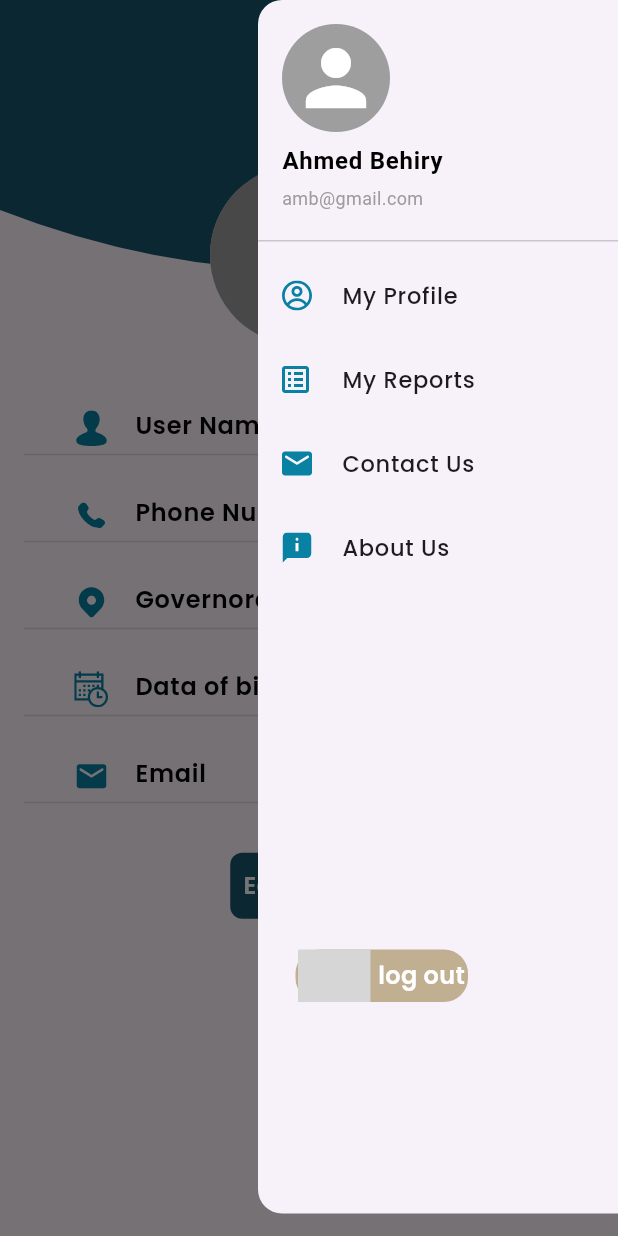
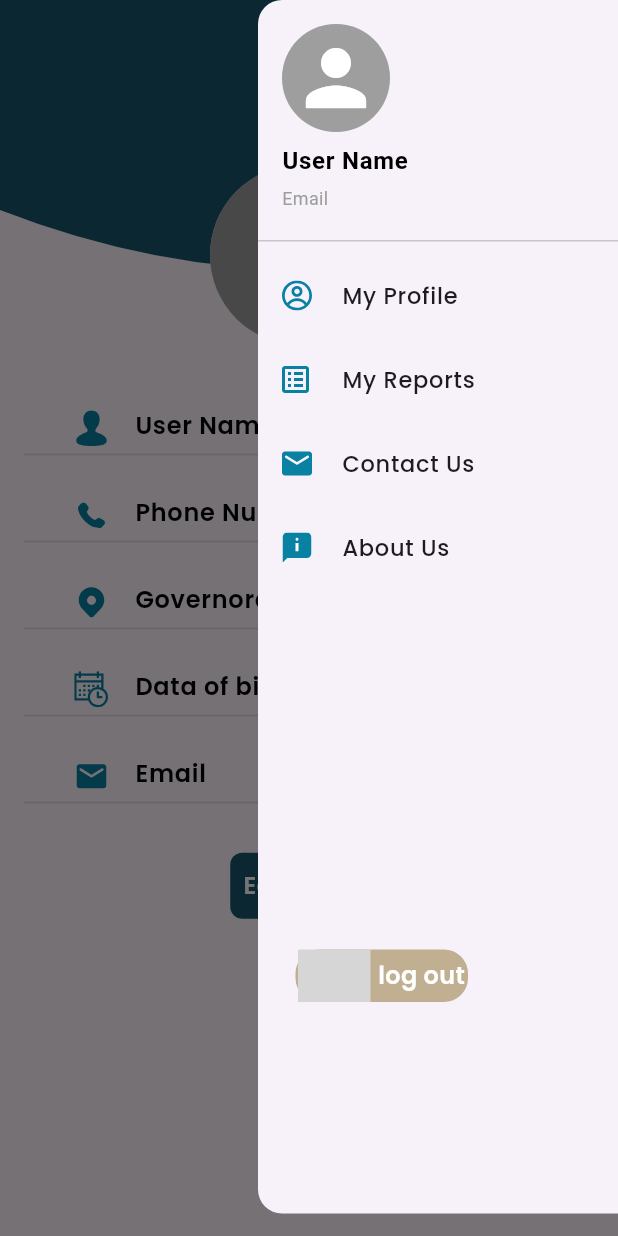
Before and after one commit to a7medbehiry/safe_return, a Flutter app: the ProfileViewBody screen opened directly, in the side drawer, after a tap on "Edit Profile", on a phone screen of 412 x 824 dp. Run offline on Flutter 3.47's test engine with Material 3 defaults, Android fonts, the phone set to English and light mode, and no system bars; drawn by our look-alikes of modal_progress_hud_nsn; our stand-ins replace animated_notch_bottom_bar, bloc, dio, email_validator, flutter_bloc, flutter_custom_clippers and 7 more; accounts and stored records are empty; network calls fail; grey boxes are pictures that could not be loaded.

Commit message:
get user data and update user and user log out services

```diff
--- /dev/null
+++ b/lib/Features/profileView/data/models/get_user_model/get_user_model.dart
@@ -0,0 +1,24 @@
+import 'user.dart';
+
+class GetUserModel {
+  String? message;
+  User? user;
+
+  GetUserModel({this.message, this.user});
+
+  factory GetUserModel.fromJson(Map<String, dynamic> json) {
+    return GetUserModel(
+      message: json['message'] as String?,
+      user: json['User'] == null
+          ? null
+          : User.fromJson(json['User'] as Map<String, dynamic>),
+    );
+  }
+
+  Map<String, dynamic> toJson() {
+    return {
+      'message': message,
+      'User': user?.toJson(),
+    };
+  }
+}
--- /dev/null
+++ b/lib/Features/profileView/data/models/get_user_model/user.dart
@@ -0,0 +1,92 @@
+class User {
+	String? id;
+	String? fname;
+	String? lname;
+	String? email;
+	String? password;
+	String? role;
+	DateTime? dob;
+	String? gender;
+	bool? verified;
+	String? provider;
+	DateTime? createdAt;
+	DateTime? updatedAt;
+	String? userName;
+	int? v;
+	DateTime? loggedOutAt;
+	String? phoneNumber;
+	String? governorate;
+
+	User({
+		this.id,
+		this.fname,
+		this.lname,
+		this.email,
+		this.password,
+		this.role,
+		this.dob,
+		this.gender,
+		this.verified,
+		this.provider,
+		this.createdAt,
+		this.updatedAt,
+		this.userName,
+		this.v,
+		this.loggedOutAt,
+		this.phoneNumber,
+		this.governorate,
+	});
+
+	factory User.fromJson(Map<String, dynamic> json) {
+		return User(
+			id: json['_id'] as String?,
+			fname: json['Fname'] as String?,
+			lname: json['Lname'] as String?,
+			email: json['email'] as String?,
+			password: json['password'] as String?,
+			role: json['role'] as String?,
+			dob: json['DOB'] == null
+						? null
+						: DateTime.parse(json['DOB'] as String),
+			gender: json['gender'] as String?,
+			verified: json['verified'] as bool?,
+			provider: json['provider'] as String?,
+			createdAt: json['createdAt'] == null
+						? null
+						: DateTime.parse(json['createdAt'] as String),
+			updatedAt: json['updatedAt'] == null
+						? null
+						: DateTime.parse(json['updatedAt'] as String),
+			userName: json['userName'] as String?,
+			v: json['__v'] as int?,
+			loggedOutAt: json['loggedOutAt'] == null
+						? null
+						: DateTime.parse(json['loggedOutAt'] as String),
+			phoneNumber: json['phoneNumber'] as String?,
+			governorate: json['governorate'] as String?,
+		);
+	}
+
+
+
+	Map<String, dynamic> toJson() {
+		return {
+			'_id': id,
+			'Fname': fname,
+			'Lname': lname,
+			'email': email,
+			'password': password,
+			'role': role,
+			'DOB': dob?.toIso8601String(),
+			'gender': gender,
+			'verified': verified,
+			'provider': provider,
+			'createdAt': createdAt?.toIso8601String(),
+			'updatedAt': updatedAt?.toIso8601String(),
+			'userName': userName,
+			'__v': v,
+			'loggedOutAt': loggedOutAt?.toIso8601String(),
+			'phoneNumber': phoneNumber,
+			'governorate': governorate,		};
+	}
+}
--- a/lib/Features/profileView/data/repositories/user_repo.dart
+++ /dev/null
@@ -1,3 +0,0 @@
-// abstract class UserRepo {
-//   Future getUserData();
-// }
--- a/lib/Features/profileView/presentation/manager/user_cubit/user_cubit.dart
+++ b/lib/Features/profileView/presentation/manager/user_cubit/user_cubit.dart
@@ -1,18 +1,55 @@
+import 'dart:developer';
+
 import 'package:bloc/bloc.dart';
 import 'package:dio/dio.dart';
 import 'package:meta/meta.dart';
+import 'package:safe_return/Features/profileView/data/models/get_user_model/get_user_model.dart';
 import 'package:safe_return/core/utils/api_services.dart';
+
+import '../../../data/models/get_user_model/user.dart';
 
 part 'user_state.dart';
 
 class UserCubit extends Cubit<UserState> {
   UserCubit() : super(UserInitial());
 
+  getUser(GetUserModel userModel) async {
+  emit(GetUserLoading());
+
+  try {
+    GetUserModel userModelData = await GetUserService(Dio()).getUser();
+    if (userModelData.user != null) {
+      log('getUser success: ${userModelData.user}');
+      emit(GetUserSuccess(user: userModelData.user!));
+    } else {
+      log('getUser error: User data is null');
+      emit(
+        GetUserFailure(
+          errorMessages: const [
+            {'message': 'Failed to get user data'},
+          ],
+        ),
+      );
+    }
+  } catch (e) {
+    log('getUser error: $e');
+    emit(
+      GetUserFailure(
+        errorMessages: const [
+          {'message': 'Failed to get user data'},
+        ],
+      ),
+    );
+  }
+}
+
+
+
+
   updateUser({
+    required String userName,
     required String phoneNumber,
     required String governorate,
-    required String userName,
-    required String mail,
     required DateTime dob,
   }) async {
     emit(UpdateUserLoading());
@@ -22,7 +59,6 @@ class UserCubit extends Cubit<UserState> {
         userName: userName,
         phoneNumber: phoneNumber,
         governorate: governorate,
-        mail: mail,
         dob: dob,
       );
       emit(UpdateUserSuccess());
--- a/lib/Features/profileView/presentation/manager/user_cubit/user_state.dart
+++ b/lib/Features/profileView/presentation/manager/user_cubit/user_state.dart
@@ -9,7 +9,11 @@ final class GetUserInitial extends UserState {}
 
 final class GetUserLoading extends UserState {}
 
-final class GetUserSuccess extends UserState {}
+final class GetUserSuccess extends UserState {
+  final User? user;
+
+  GetUserSuccess({this.user});
+}
 
 final class GetUserFailure extends UserState {
   final List<Map<String, dynamic>> errorMessages;
@@ -27,21 +31,6 @@ final class UpdateUserFailure extends UserState {
   UpdateUserFailure({required this.errorMessages});
 }
 
-final class SaveUpdatedUserInitial extends UserState {}
-
-final class SaveUpdatedUserLoading extends UserState {}
-
-final class SaveUpdatedUserSuccess extends UserState {}
-
-final class SaveUpdatedUserFailure extends UserState {
-  final String errorMessages;
-  SaveUpdatedUserFailure({required this.errorMessages});
-}
-
-final class ReadUpdatedUserInitial extends UserState {}
-
-final class ReadUpdatedUserSuccess extends UserState {}
-
 final class UserLogOutInitial extends UserState {}
 
 final class UserLogOutLoading extends UserState {}
--- a/lib/Features/profileView/presentation/views/widgets/custom_profile_date.dart
+++ b/lib/Features/profileView/presentation/views/widgets/custom_profile_date.dart
@@ -5,16 +5,18 @@ import 'package:flutter_svg/svg.dart';
 import 'package:intl/intl.dart';
 import 'package:safe_return/constants.dart';
 
+import '../../../data/models/get_user_model/get_user_model.dart';
 import 'custom_profile_text_form_field.dart';
 
 class CustomProfileDate extends StatefulWidget {
   final bool enabled;
   final void Function(DateTime)? onChanged;
-
+  final TextEditingController? controller;
   const CustomProfileDate({
     Key? key,
     this.enabled = false,
     this.onChanged,
+    this.controller,
   }) : super(key: key);
 
   @override
@@ -22,12 +24,11 @@ class CustomProfileDate extends StatefulWidget {
 }
 
 class _CustomProfileDateState extends State<CustomProfileDate> {
-  TextEditingController dateInput = TextEditingController();
+  GetUserModel? userModel;
   DateTime? dob;
 
   @override
   void initState() {
-    dateInput.text = "";
     super.initState();
   }
 
@@ -44,17 +45,7 @@ class _CustomProfileDateState extends State<CustomProfileDate> {
           log('Invalid data type for date');
         }
       },
-      // onSaved: (data) {
-      //   if (data is DateTime) {
-      //     dob = data as DateTime;
-      //     if (widget.onChanged != null) {
-      //       widget.onChanged!(dob!);
-      //     }
-      //   } else {
-      //     log('Invalid data type for date');
-      //   }
-      // },
-      controller: dateInput,
+      controller: widget.controller,
       enabled: widget.enabled,
       readOnly: true,
       hintText: 'Data of birth',
@@ -95,7 +86,7 @@ class _CustomProfileDateState extends State<CustomProfileDate> {
       String formattedDate = DateFormat('yyyy-MM-dd').format(pickedDate);
       setState(
         () {
-          dateInput.text = formattedDate;
+          widget.controller?.text = formattedDate;
         },
       );
       if (widget.onChanged != null) {
--- a/lib/Features/profileView/presentation/views/widgets/custom_profile_text_field_condition.dart
+++ b/lib/Features/profileView/presentation/views/widgets/custom_profile_text_field_condition.dart
@@ -1,11 +1,13 @@
-import 'package:email_validator/email_validator.dart';
 import 'package:flutter/material.dart';
 import 'package:flutter_bloc/flutter_bloc.dart';
 import 'package:flutter_svg/svg.dart';
+import 'package:intl/intl.dart';
+import 'package:safe_return/Features/profileView/data/models/get_user_model/get_user_model.dart';
 import 'package:safe_return/Features/profileView/presentation/views/widgets/custom_profile_date.dart';
 import 'package:safe_return/core/utils/styles.dart';
 import 'package:safe_return/core/utils/widgets/custom_button.dart';
 import '../../../../../core/utils/functions/custom_snack_bar.dart';
+import '../../../data/models/get_user_model/user.dart';
 import '../../manager/user_cubit/user_cubit.dart';
 import 'custom_profile_text_form_field.dart';
 
@@ -27,29 +29,58 @@ class _CustomProfileTextFieldConditionState
     extends State<CustomProfileTextFieldCondition> {
   bool isTextFieldEnabled = false;
   TextEditingController userName = TextEditingController();
-  TextEditingController email = TextEditingController();
   TextEditingController number = TextEditingController();
   TextEditingController city = TextEditingController();
+  TextEditingController email = TextEditingController();
+  TextEditingController date = TextEditingController();
+
   GlobalKey<FormState> formKey = GlobalKey();
+
+  GetUserModel? userModel;
   bool isLoading = false;
   String? name;
   String? phoneNumber;
   String? governorate;
   DateTime? dob;
-  String? mail;
+
+  late Future<void> initialization;
+
   @override
   void initState() {
-    userName.text = "";
-    email.text = "";
-    number.text = "";
-    city.text = "";
     super.initState();
+    initialization = initializeData();
+  }
+
+  Future<void> initializeData() async {
+    userModel = GetUserModel(message: 'initial message', user: User());
+    await BlocProvider.of<UserCubit>(context).getUser(userModel!);
   }
 
   @override
   Widget build(BuildContext context) {
     return BlocConsumer<UserCubit, UserState>(
       listener: (context, state) {
+        if (state is GetUserLoading) {
+          isLoading = true;
+        } else if (state is GetUserSuccess) {
+          userModel = GetUserModel(message: 'success', user: state.user);
+          userName.text = userModel?.user?.userName ?? '';
+          number.text = userModel?.user?.phoneNumber ?? '';
+          city.text = userModel?.user?.governorate ?? '';
+          date.text = userModel?.user?.dob != null
+              ? DateFormat('yyyy-MM-dd').format(userModel!.user!.dob!)
+              : '';
+          email.text = userModel?.user?.email ?? '';
+          isLoading = false;
+        } else if (state is GetUserFailure) {
+          for (var errorMessage in state.errorMessages) {
+            SnackBarManager.showSnackBar(
+              context,
+              errorMessage['message'].toString(),
+            );
+          }
+          isLoading = false;
+        }
         if (state is UpdateUserLoading) {
           isLoading = true;
         } else if (state is UpdateUserSuccess) {
@@ -82,7 +113,7 @@ class _CustomProfileTextFieldConditionState
                   name = data;
                 },
                 enabled: isTextFieldEnabled,
-                hintText: 'User Name',
+                hintText: userModel?.user?.userName ?? 'User Name',
                 prefixIcon: Center(
                   child: SvgPicture.asset(
                     'assets/profileViewPhotos/person.svg',
@@ -101,7 +132,7 @@ class _CustomProfileTextFieldConditionState
                 },
                 enabled: isTextFieldEnabled,
                 keyboardType: TextInputType.phone,
-                hintText: 'Phone Number',
+                hintText: userModel?.user?.phoneNumber ?? 'Phone Number',
                 prefixIcon: Center(
                   child: SvgPicture.asset(
                     'assets/profileViewPhotos/phone.svg',
@@ -118,11 +149,8 @@ class _CustomProfileTextFieldConditionState
                 onChanged: (data) {
                   governorate = data;
                 },
-                onSaved: (data) {
-                  governorate = data;
-                },
                 enabled: isTextFieldEnabled,
-                hintText: 'Governorate',
+                hintText: userModel?.user?.governorate ?? 'Governorate',
                 prefixIcon: Center(
                   child: SvgPicture.asset(
                     'assets/profileViewPhotos/location.svg',
@@ -135,6 +163,7 @@ class _CustomProfileTextFieldConditionState
                 height: 22,
               ),
               CustomProfileDate(
+                controller: date,
                 enabled: isTextFieldEnabled,
                 onChanged: (data) {
                   dob = data;
@@ -145,11 +174,8 @@ class _CustomProfileTextFieldConditionState
               ),
               CustomProfileTextField(
                 controller: email,
-                onChanged: (data) {
-                  mail = data;
-                },
-                enabled: isTextFieldEnabled,
-                hintText:  'Email',
+                enabled: false,
+                hintText: userModel?.user?.email ?? 'Email',
                 prefixIcon: Center(
                   child: SvgPicture.asset('assets/profileViewPhotos/mail.svg'),
                 ),
@@ -162,75 +188,33 @@ class _CustomProfileTextFieldConditionState
               CustomButton(
                 onTap: () {
                   setState(() {
-                    isTextFieldEnabled = !isTextFieldEnabled;
-                    widget.onButtonClicked();
+                    if (formKey.currentState!.validate()) {
+                      isTextFieldEnabled = !isTextFieldEnabled;
+                      widget.onButtonClicked();
+                    }
                   });
-                  if (name == null &&
-                      phoneNumber == null &&
-                      governorate == null &&
-                      dob == null &&
-                      mail == null) {
-                    SnackBarManager.showSnackBar(
-                      context,
-                      'Fields is required',
-                    );
-                    return;
-                  } else if (name == null) {
-                    SnackBarManager.showSnackBar(
-                      context,
-                      'User Name is required',
-                    );
-                    return;
-                  } else if (name!.length < 2) {
+                  if (userName.text.length < 2) {
                     SnackBarManager.showSnackBar(
                       context,
                       'User Name length must be at least 2',
                     );
+                    isTextFieldEnabled = true;
                     return;
-                  } else if (phoneNumber == null) {
-                    SnackBarManager.showSnackBar(
-                      context,
-                      'Phone Number is required',
-                    );
-                    return;
-                  } else if (phoneNumber!.length < 11) {
+                  } else if (number.text.length < 11) {
                     SnackBarManager.showSnackBar(
                       context,
                       'Phone Number length must be at least 11',
                     );
+                    isTextFieldEnabled = true;
                     return;
-                  } else if (governorate == null) {
-                    SnackBarManager.showSnackBar(
-                      context,
-                      'Governorate is required',
+                  } else if (isTextFieldEnabled == false) {
+                    BlocProvider.of<UserCubit>(context).updateUser(
+                      userName: userName.text,
+                      phoneNumber: number.text,
+                      governorate: city.text,
+                      dob: DateTime.parse(date.text),
                     );
-                    return;
-                  } else if (dob == null) {
-                    SnackBarManager.showSnackBar(
-                      context,
-                      'Date of birth is required',
-                    );
-                    return;
-                  } else if (mail == null) {
-                    SnackBarManager.showSnackBar(
-                      context,
-                      'Email is required',
-                    );
-                    return;
-                  } else if (EmailValidator.validate(mail!) == false) {
-                    SnackBarManager.showSnackBar(
-                      context,
-                      'In-Valid Email',
-                    );
-                    return;
                   }
-                  BlocProvider.of<UserCubit>(context).updateUser(
-                    userName: name!,
-                    phoneNumber: phoneNumber!,
-                    governorate: governorate!,
-                    mail: mail!,
-                    dob: dob!,
-                  );
                 },
                 width: 105,
                 height: 44,
--- a/lib/Features/profileView/presentation/views/widgets/profile_view_body.dart
+++ b/lib/Features/profileView/presentation/views/widgets/profile_view_body.dart
@@ -12,6 +12,8 @@ import 'package:safe_return/Features/profileView/presentation/views/widgets/cust
 import 'package:safe_return/constants.dart';
 import 'package:safe_return/core/utils/styles.dart';
 import '../../../../../core/utils/functions/custom_snack_bar.dart';
+import '../../../data/models/get_user_model/get_user_model.dart';
+import '../../../data/models/get_user_model/user.dart';
 import 'custom_contact_us_bottom_sheet.dart';
 import 'custom_log_out.dart';
 import 'custom_profile_app_bar.dart';
@@ -34,6 +36,12 @@ class ProfileViewBodyState extends State<ProfileViewBody> {
   String? _image;
   bool isImageEnabled = false;
   bool isLoading = false;
+  GetUserModel? userModel;
+
+  TextEditingController userName = TextEditingController();
+  TextEditingController email = TextEditingController();
+  late Future<void> initialization;
+
   void toggleImageEnabled() {
     setState(() {
       isImageEnabled = !isImageEnabled;
@@ -56,6 +64,7 @@ class ProfileViewBodyState extends State<ProfileViewBody> {
     super.initState();
     _image = widget._image;
     listenForStream();
+    initialization = initializeData();
   }
 
   void listenForStream() {
@@ -66,10 +75,31 @@ class ProfileViewBodyState extends State<ProfileViewBody> {
     });
   }
 
+  Future<void> initializeData() async {
+    userModel = GetUserModel(message: 'initial message', user: User());
+    await BlocProvider.of<UserCubit>(context).getUser(userModel!);
+  }
+
   @override
   Widget build(BuildContext context) {
     return BlocConsumer<UserCubit, UserState>(
       listener: (context, state) {
+        if (state is GetUserLoading) {
+          isLoading = true;
+        } else if (state is GetUserSuccess) {
+          userModel = GetUserModel(message: 'success', user: state.user);
+          userName.text = userModel?.user?.userName ?? '';
+          email.text = userModel?.user?.email ?? '';
+          isLoading = false;
+        } else if (state is GetUserFailure) {
+          for (var errorMessage in state.errorMessages) {
+            SnackBarManager.showSnackBar(
+              context,
+              errorMessage['message'].toString(),
+            );
+          }
+          isLoading = false;
+        }
         if (state is UserLogOutLoading) {
           isLoading = true;
         } else if (state is UserLogOutSuccess) {
@@ -145,13 +175,13 @@ class ProfileViewBodyState extends State<ProfileViewBody> {
             children: [
               UserAccountsDrawerHeader(
                 accountName: Text(
-                  'Ahmed Behiry',
+                  userModel?.user?.userName ?? 'User Name',
                   style: Styles.textStyleSemi16.copyWith(
                     color: Colors.black,
                   ),
                 ),
                 accountEmail: Text(
-                  'amb@gmail.com',
+                  userModel?.user?.email ?? 'Email',
                   style: Styles.textStyle12.copyWith(
                     color: const Color(0xff9C9C9C),
                   ),
--- a/lib/constants.dart
+++ b/lib/constants.dart
@@ -12,6 +12,6 @@ const resetPasswordToken =
     'sk_test_51OJwUCAy4SKSdPr37R4Ks7qGVZHi4pxIkviNNLoZrYpD1rCai1rJgJ0Ribtsd0hDUY5zTHTzUl3NZh9V850tceu100HEQ14QF8';
 
 const tokenAccess =
-    'eyJhbGciOiJIUzI1NiIsInR5cCI6IkpXVCJ9.eyJlbWFpbCI6ImE3bWVkYmVoaXJ5QGdtYWlsLmNvbSIsIm5hbWUiOiJBaG1lZCIsImlkIjoiNjVlYjg5MTI2ZWE3N2U5ZjZkMjJjMmM5Iiwicm9sZSI6InVzZXIiLCJpYXQiOjE3MTAwOTU1Mjd9.0w65hhQs_i-RcToHNxx72zGSK6QzV9HRLQdTojQ2pVU';
+    'eyJhbGciOiJIUzI1NiIsInR5cCI6IkpXVCJ9.eyJlbWFpbCI6ImE3bWVkYmVoaXJ5QGdtYWlsLmNvbSIsIm5hbWUiOiJBaG1lZCIsImlkIjoiNjVlYjg5MTI2ZWE3N2U5ZjZkMjJjMmM5Iiwicm9sZSI6InVzZXIiLCJpYXQiOjE3MTAxMDQyMzZ9.ABIsAqcTSjt78868N13pHXa9_Q9JKpFp3On2igJf_pA';
 
 const kUserBox = 'userBox';
--- a/lib/core/utils/api_services.dart
+++ b/lib/core/utils/api_services.dart
@@ -1,6 +1,7 @@
 import 'dart:convert';
 import 'dart:developer';
 import 'package:dio/dio.dart';
+import 'package:safe_return/Features/profileView/data/models/get_user_model/get_user_model.dart';
 import '../../Features/auth/data/models/error_message_model.dart';
 import '../../constants.dart';
 
@@ -159,29 +160,85 @@ class ResetPasswordService {
   }
 }
 
+class GetUserService {
+  final Dio dio;
+  GetUserService(this.dio) {
+    dio.interceptors.add(
+      InterceptorsWrapper(
+        onRequest: (options, handler) {
+          log('Request: ${options.method} ${options.path}');
+          log('Headers: ${options.headers}');
+          log('Body: ${options.data}');
+          return handler.next(options);
+        },
+        onResponse: (response, handler) {
+          log('Response: ${response.statusCode}');
+          log('Data: ${response.data}');
+          return handler.next(response);
+        },
+        onError: (DioException e, handler) {
+          log('DioError: $e');
+          return handler.next(e);
+        },
+      ),
+    );
+  }
+
+  Future<GetUserModel> getUser() async {
+    try {
+      Response response = await dio.get(
+        '${baseUrl}user/',
+        options: Options(
+          headers: {
+            'token': tokenAccess,
+          },
+        ),
+      );
+      if (response.statusCode == 201) {
+        log(json.encode(response.data));
+        log('Response status code: ${response.statusCode}');
+        log('Response data: ${json.encode(response.data)}');
+        final Map<String, dynamic> jsonData = response.data;
+        return GetUserModel.fromJson(jsonData);
+      } else {
+        log('Response status code: ${response.statusCode}');
+        log(json.encode(response.statusMessage));
+        throw Exception('Failed to get user data');
+      }
+    } on DioException catch (e) {
+      log('DioException: ${e.message}');
+      final String errorMessage = e.response?.data['error']['message'] ??
+          'Oops, there was an error. Please try again.';
+      throw Exception(errorMessage);
+    }
+  }
+}
+
 class UpdateUserService {
   final Dio dio;
   UpdateUserService(this.dio);
 
   Future<void> updateUser({
+    required String userName,
     required String phoneNumber,
     required String governorate,
-    required String userName,
-    required String mail,
     required DateTime dob,
   }) async {
     try {
-      Response response = await dio.post(
-        '${baseUrl}user',
+      Response response = await dio.request(
+        '${baseUrl}user/',
         options: Options(
-          headers: {'token': tokenAccess},
+          method: 'PUT',
+          headers: {
+            'Content-Type': 'application/json',
+            'token': tokenAccess,
+          },
         ),
         data: json.encode({
           "userName": userName,
           "phoneNumber": phoneNumber,
-          "goverenrate": governorate,
+          "governorate": governorate,
           "DOB": dob.toIso8601String(),
-          "email": mail,
         }),
       );
       if (response.statusCode == 200) {
--- a/lib/main.dart
+++ b/lib/main.dart
@@ -32,11 +32,6 @@ class SafeReturnApp extends StatelessWidget {
         BlocProvider(
           create: (context) => UserCubit(),
         ),
-        // BlocProvider(
-        //   create: (context) => UserCubit(
-        //     getServiceLocator.get<UserRepoImpl>(),
-        //   )..getUser(),
-        // ),
       ],
       child: MaterialApp.router(
         routerConfig: AppRouter.router,
```
Also changed, not shown: lib/Features/profileView/data/repositories/user_repo_impl.dart (deleted, +0 -19 lines), lib/core/utils/service_locator.dart (deleted, +0 -17 lines).
